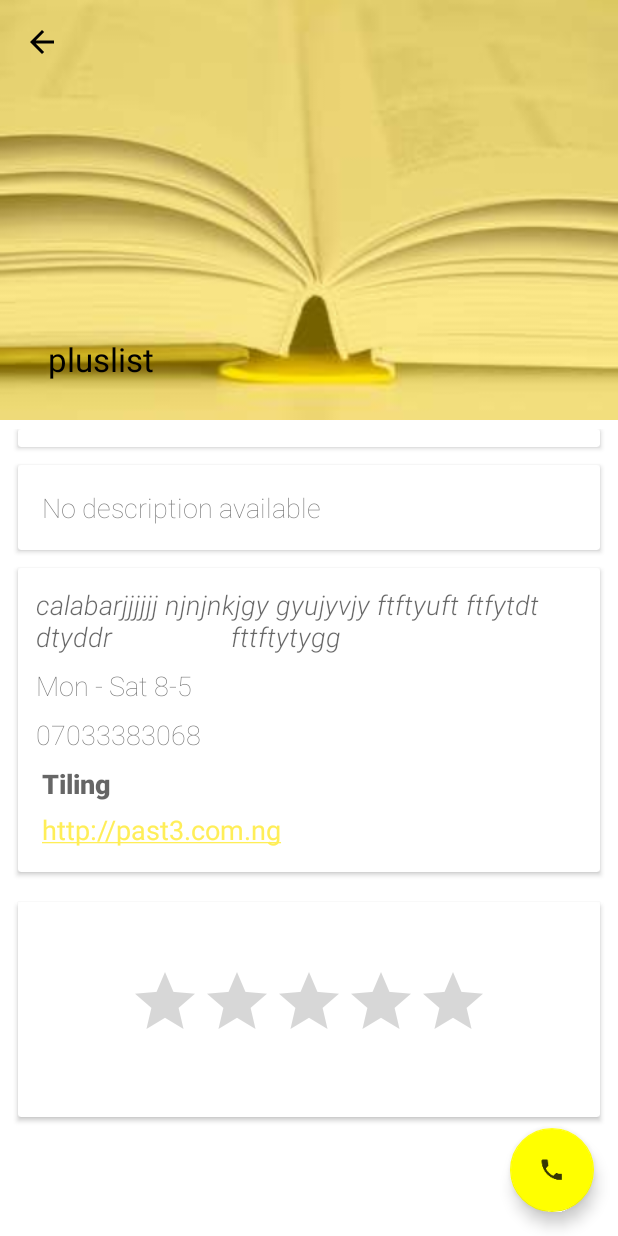
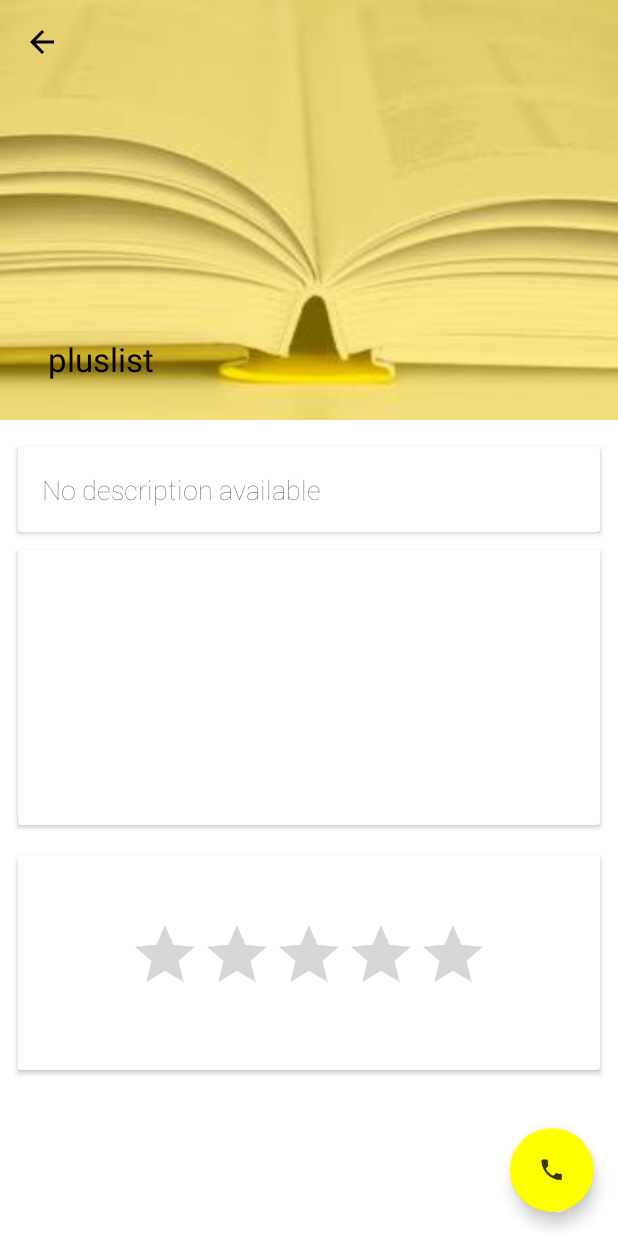
Before and after one commit to smilecs/calabarpages, an Android app: the SingleView screen opened directly, with no data from a screen before it, on a phone screen of 412 x 824 dp. Run offline under Robolectric (Android 15) with nearby library versions, the phone set to English and light mode, and no system bars; libraries missing offline, so code that uses them is left out: com.facebook, com.facebook.ads; 10 statements that could not run were skipped.

Commit message:
prune code and ui fixes

```diff
--- a/app/src/main/AndroidManifest.xml
+++ b/app/src/main/AndroidManifest.xml
@@ -97,7 +97,7 @@
             </intent-filter>
         </activity>
         <activity
-            android:name=".FacebookActivity"
+            android:name=".LoginActivity"
             android:label="@string/title_activity_facebook"
             android:theme="@style/AppTheme" />
 
--- a/app/src/main/java/ng/com/calabaryellowpages/ReviewActivity.java
+++ b/app/src/main/java/ng/com/calabaryellowpages/ReviewActivity.java
@@ -83,7 +83,7 @@ public class ReviewActivity extends AppCompatActivity implements ReviewFragment.
             public void onClick(View view) {
                 Log.d("value", String.valueOf(preferences.getBoolean("isnotlogged", true)));
                 if(!preferences.getBoolean("hasValue", false)){
-                    Intent intent = new Intent(view.getContext(), FacebookActivity.class);
+                    Intent intent = new Intent(view.getContext(), LoginActivity.class);
                     intent.putExtra("review", true);
                     startActivityForResult(intent, 1001);
                     finish();
--- a/app/src/main/java/ng/com/calabaryellowpages/SingleView.java
+++ b/app/src/main/java/ng/com/calabaryellowpages/SingleView.java
@@ -91,6 +91,7 @@ public class SingleView extends AppCompatActivity {
         imageView = (ImageView) findViewById(R.id.image);
         try {
             if (!data.getImage().isEmpty()) {
+                findViewById(R.id.recycler_container).setVisibility(View.VISIBLE);
                 ImageLoader imageLoader = volleySingleton.getsInstance().getImageLoader();
                 imageLoader.get(data.getImage(), new ImageLoader.ImageListener() {
                     @Override
--- a/app/src/main/java/ng/com/calabaryellowpages/TabbedActivity.java
+++ b/app/src/main/java/ng/com/calabaryellowpages/TabbedActivity.java
@@ -43,7 +43,8 @@ import org.json.JSONObject;
 import java.security.MessageDigest;
 import java.security.NoSuchAlgorithmException;
 
-import ng.com.calabaryellowpages.Fragment.Main_Category;
+import ng.com.calabaryellowpages.Fragment.MainCategory;
+import ng.com.calabaryellowpages.Fragment.Special;
 import ng.com.calabaryellowpages.util.DbUtility;
 import ng.com.calabaryellowpages.util.VolleySingleton;
 
@@ -179,7 +180,7 @@ public class TabbedActivity extends AppCompatActivity {
             // Return a PlaceholderFragment (defined as a static inner class below).
             Log.d("tagged", Integer.toString(position));
             Special sp = null;
-            Main_Category mn = new Main_Category();
+            MainCategory mn = new MainCategory();
             switch (position) {
                 case 0:
                     return mn;
--- a/app/src/main/java/ng/com/calabaryellowpages/intro.java
+++ b/app/src/main/java/ng/com/calabaryellowpages/intro.java
@@ -53,7 +53,7 @@ public class intro extends AppIntro {
     @Override
     public void onDonePressed(Fragment currentFragment) {
         super.onDonePressed(currentFragment);
-        Intent i = new Intent(this, FacebookActivity.class);
+        Intent i = new Intent(this, LoginActivity.class);
         startActivity(i);
     }
 
--- a/app/src/main/res/layout/activity_facebook.xml
+++ b/app/src/main/res/layout/activity_facebook.xml
@@ -6,7 +6,7 @@
     android:layout_height="match_parent"
     android:background="@drawable/login"
     android:fitsSystemWindows="true"
-    tools:context="ng.com.calabaryellowpages.FacebookActivity">
+    tools:context="ng.com.calabaryellowpages.LoginActivity">
 
 
     <TextView
--- a/app/src/main/res/layout/content_pluslist.xml
+++ b/app/src/main/res/layout/content_pluslist.xml
@@ -1,7 +1,6 @@
 <?xml version="1.0" encoding="utf-8"?>
 <RelativeLayout
     xmlns:android="http://schemas.android.com/apk/res/android"
-    xmlns:app="http://schemas.android.com/apk/res-auto"
     android:layout_width="match_parent"
     android:layout_height="match_parent"
     android:layout_marginTop="6dp">
@@ -85,6 +84,7 @@
         android:id="@+id/recycler_container"
         android:layout_alignEnd="@+id/details"
         android:layout_alignRight="@+id/details"
+        android:visibility="gone"
         android:layout_alignLeft="@+id/details"
         android:layout_alignStart="@+id/details">
         <android.support.v7.widget.RecyclerView
@@ -116,18 +116,15 @@
                 android:layout_marginRight="12dp"
                 android:layout_marginTop="12dp"
                 android:id="@+id/addressRel"
-                android:layout_below="@+id/title">
+                >
                 <TextView
                     android:layout_width="wrap_content"
                     android:layout_height="wrap_content"
                     android:id="@+id/address"
-                    android:gravity="center_vertical|start"
-                    android:text="calabarjjjjjj njnjnkjgy gyujyvjy ftftyuft ftfytdt dtyddr
-                fttftytygg"
-                    android:paddingRight="6dp"
+                    android:gravity="start"
+                    android:textAlignment="viewStart"
                     android:textAppearance="?android:attr/textAppearanceMedium"
-                    android:layout_toRightOf="@+id/home_icon"
-                    android:layout_toEndOf="@+id/home_icon" />
+                    />
             </RelativeLayout>
             <RelativeLayout
                 android:layout_width="wrap_content"
@@ -142,10 +139,8 @@
                     android:layout_height="wrap_content"
                     android:id="@+id/workingDays"
                     android:gravity="center_vertical|start"
-                    android:text="Mon - Sat 8-5"
                     android:textAppearance="?android:attr/textAppearanceMedium"
-                    android:layout_toRightOf="@+id/work_days"
-                    android:layout_toEndOf="@+id/work_days" />
+                   />
 
             </RelativeLayout>
             <RelativeLayout
@@ -160,14 +155,11 @@
                     android:layout_width="wrap_content"
                     android:layout_height="wrap_content"
                     android:gravity="center_vertical|start"
-                    android:text="07033383068"
                     android:id="@+id/contact"
-                    android:paddingRight="6dp"
                     android:linksClickable="true"
                     android:autoLink="phone"
                     android:textAppearance="?android:attr/textAppearanceMedium"
-                    android:layout_toRightOf="@+id/phone_icon"
-                    android:layout_toEndOf="@+id/phone_icon" />
+                    />
 
             </RelativeLayout>
             <RelativeLayout
@@ -177,16 +169,14 @@
                 android:layout_marginLeft="16dp"
                 android:layout_marginRight="12dp"
                 android:layout_below="@+id/phoneRel"
-                android:layout_marginBottom="6dp">
+                android:layout_marginBottom="8dp">
                 <TextView
                     android:layout_width="wrap_content"
                     android:layout_height="wrap_content"
                     android:id="@+id/specialisation"
                     android:gravity="center_vertical|start"
-                    android:text="Tiling"
                     android:textAppearance="?android:attr/textAppearanceMedium"
-                    android:layout_toRightOf="@+id/unit_icon"
-                    android:layout_toEndOf="@+id/unit_icon" />
+                    />
 
             </RelativeLayout>
             <RelativeLayout
@@ -201,7 +191,6 @@
                     android:id="@+id/website"
                     android:layout_marginBottom="8dp"
                     android:gravity="center_vertical|start"
-                    android:text="http://past3.com.ng"
                     android:textAlignment="viewStart"
                     android:linksClickable="true"
                     android:autoLink="web"
--- a/app/src/main/res/layout/content_review.xml
+++ b/app/src/main/res/layout/content_review.xml
@@ -5,10 +5,6 @@
     android:id="@+id/content_review"
     android:layout_width="match_parent"
     android:layout_height="match_parent"
-    android:paddingBottom="@dimen/activity_vertical_margin"
-    android:paddingLeft="@dimen/activity_horizontal_margin"
-    android:paddingRight="@dimen/activity_horizontal_margin"
-    android:paddingTop="@dimen/activity_vertical_margin"
     app:layout_behavior="@string/appbar_scrolling_view_behavior"
     tools:context="ng.com.calabaryellowpages.ReviewActivity"
     tools:showIn="@layout/activity_review">
--- a/app/src/main/res/layout/fragment_review.xml
+++ b/app/src/main/res/layout/fragment_review.xml
@@ -16,19 +16,19 @@
             android:layout_width="match_parent"
             android:layout_height="wrap_content"
             android:id="@+id/review"
-            android:hint="Review"
+            android:hint="@string/review"
             />
     </android.support.design.widget.TextInputLayout>
 
     <RatingBar
         android:layout_width="wrap_content"
         android:layout_height="wrap_content"
-        android:layout_marginLeft="16dp"
+        android:layout_gravity="center_horizontal"
         android:id="@+id/rating"
         />
 
     <Button
-        android:text="Review"
+        android:text="@string/review"
         android:layout_margin="16dp"
         android:layout_width="match_parent"
         android:layout_height="wrap_content"
--- a/app/src/main/res/menu/menu_facebook.xml
+++ b/app/src/main/res/menu/menu_facebook.xml
@@ -1,7 +1,7 @@
 <menu xmlns:android="http://schemas.android.com/apk/res/android"
     xmlns:app="http://schemas.android.com/apk/res-auto"
     xmlns:tools="http://schemas.android.com/tools"
-    tools:context="ng.com.calabaryellowpages.FacebookActivity">
+    tools:context="ng.com.calabaryellowpages.LoginActivity">
     <item
         android:id="@+id/action_settings"
         android:orderInCategory="100"
--- a/app/src/main/res/values/strings.xml
+++ b/app/src/main/res/values/strings.xml
@@ -55,4 +55,5 @@
     <string name="no_description">No description available</string>
     <string name="reviews">%1$s! Total Reviews</string>
     <string name="welcome_to_calabar_yellowpages">Welcome to Calabar YellowPages</string>
+    <string name="review">Review</string>
 </resources>
--- a/build.gradle
+++ b/build.gradle
@@ -6,7 +6,7 @@ buildscript {
         mavenCentral()
     }
     dependencies {
-        classpath 'com.android.tools.build:gradle:2.3.1'
+        classpath 'com.android.tools.build:gradle:2.3.3'
         classpath 'com.google.gms:google-services:3.0.0'
 
         // NOTE: Do not place your application dependencies here; they belong
```
Also changed, not shown: app/build.gradle (+11 -7 lines), app/src/main/java/ng/com/calabaryellowpages/Category.java (+1 -95 lines), app/src/main/java/ng/com/calabaryellowpages/Fragment/MainCategory.java (renamed from app/src/main/java/ng/com/calabaryellowpages/Fragment/Main_Category.java, +9 -9 lines), app/src/main/java/ng/com/calabaryellowpages/Fragment/Special.java (renamed from app/src/main/java/ng/com/calabaryellowpages/Special.java, +9 -8 lines), app/src/main/java/ng/com/calabaryellowpages/LoginActivity.java (renamed from app/src/main/java/ng/com/calabaryellowpages/FacebookActivity.java, +10 -10 lines), app/src/main/res/layout/content_category.xml (+0 -8 lines), app/src/main/res/layout/review_card.xml (+8 -3 lines).
